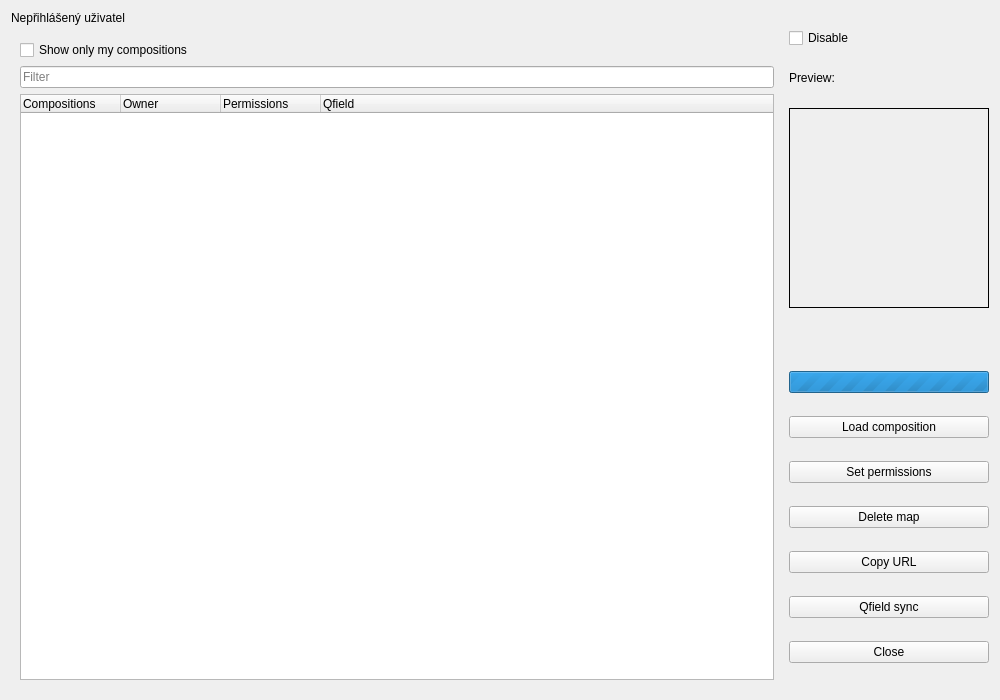
First picture: the form in dlg_addMap.ui, repository LESPROJEKT/qgis-layman-plugin, before the edit.
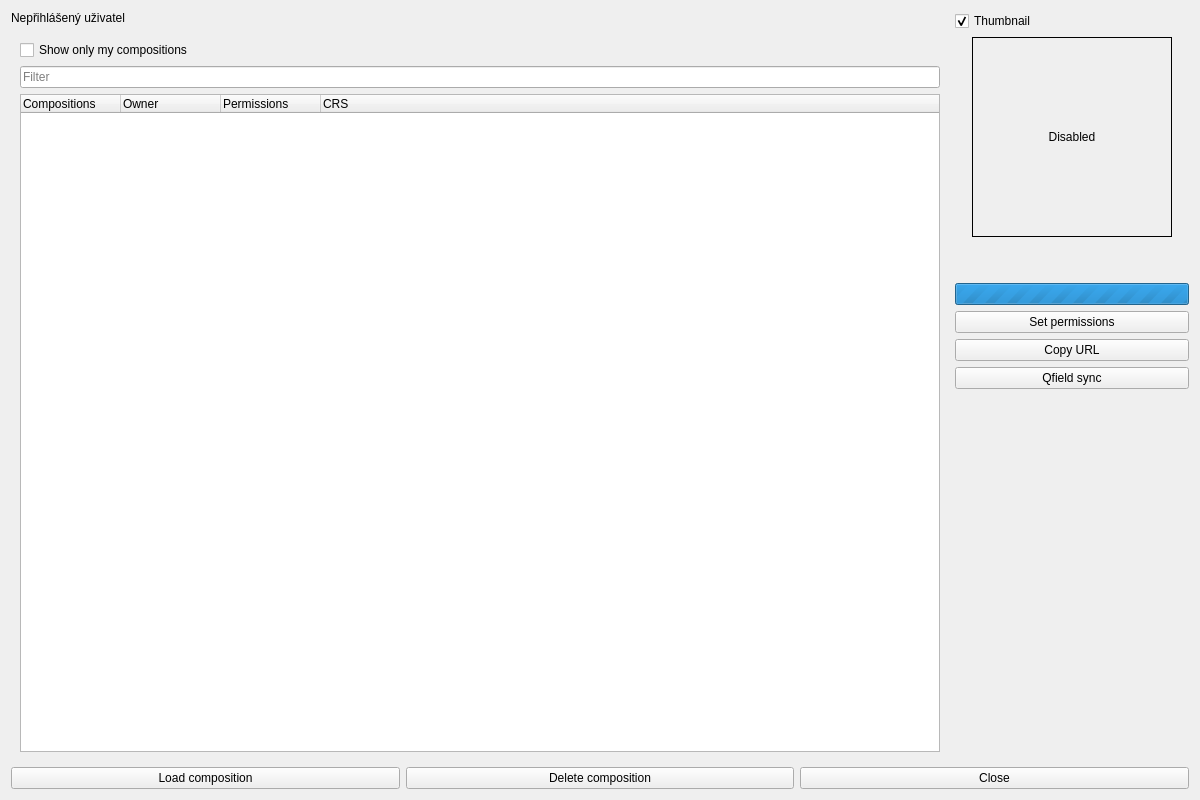
Second picture: the form after the edit. Icons and pictures are not drawn. Custom widgets are drawn as their Qt base class.

Diff of the .ui file:
```diff
--- a/dlg_addMap.ui
+++ b/dlg_addMap.ui
@@ -9,8 +9,8 @@
    <rect>
     <x>0</x>
     <y>0</y>
-    <width>1000</width>
-    <height>700</height>
+    <width>1200</width>
+    <height>800</height>
    </rect>
   </property>
   <property name="sizePolicy">
@@ -21,8 +21,8 @@
   </property>
   <property name="minimumSize">
    <size>
-    <width>700</width>
-    <height>500</height>
+    <width>900</width>
+    <height>600</height>
    </size>
   </property>
   <property name="maximumSize">
@@ -34,9 +34,11 @@
   <property name="windowTitle">
    <string>Layman - Map compositions catalogue</string>
   </property>
-  <layout class="QHBoxLayout" name="horizontalLayout" stretch="8,2">
+  <layout class="QVBoxLayout" name="mainVerticalLayout">
    <item>
-    <layout class="QVBoxLayout" name="verticalLayout">
+    <layout class="QHBoxLayout" name="horizontalLayout" stretch="8,2">
+     <item>
+      <layout class="QVBoxLayout" name="verticalLayout">
      <item>
       <widget class="QLabel" name="label_noUser">
        <property name="text">
@@ -235,7 +237,7 @@
            </column>
            <column>
             <property name="text">
-             <string>Qfield</string>
+             <string>CRS</string>
             </property>
            </column>
           </widget>
@@ -251,23 +253,10 @@
      <item>
       <widget class="QCheckBox" name="checkBox_thumbnail">
        <property name="text">
-        <string>Disable</string>
+        <string>Thumbnail</string>
        </property>
-      </widget>
-     </item>
-     <item>
-      <widget class="QLabel" name="label_2">
-       <property name="sizePolicy">
-        <sizepolicy hsizetype="Fixed" vsizetype="Fixed">
-         <horstretch>0</horstretch>
-         <verstretch>0</verstretch>
-        </sizepolicy>
-       </property>
-       <property name="text">
-        <string>Preview:</string>
-       </property>
-       <property name="buddy">
-        <cstring>checkBox_thumbnail</cstring>
+       <property name="checked">
+        <bool>true</bool>
        </property>
       </widget>
      </item>
@@ -295,7 +284,7 @@
         <enum>QFrame::Box</enum>
        </property>
        <property name="text">
-        <string/>
+        <string>Disabled</string>
        </property>
        <property name="alignment">
         <set>Qt::AlignCenter</set>
@@ -331,17 +320,6 @@
        </property>
       </widget>
      </item>
-     <item>
-      <widget class="QPushButton" name="pushButton_map">
-       <property name="text">
-        <string>Load composition</string>
-       </property>
-       <property name="icon">
-        <iconset>
-         <normaloff>icons/layer.png</normaloff>icons/layer.png</iconset>
-       </property>
-      </widget>
-     </item>
      <item>
       <widget class="QPushButton" name="pushButton_setPermissions">
        <property name="text">
@@ -353,17 +331,6 @@
        </property>
       </widget>
      </item>
-     <item>
-      <widget class="QPushButton" name="pushButton_delete">
-       <property name="text">
-        <string>Delete map</string>
-       </property>
-       <property name="icon">
-        <iconset>
-         <normaloff>icons/delete_FILL0_wght500_GRAD0_opsz24.png</normaloff>icons/delete_FILL0_wght500_GRAD0_opsz24.png</iconset>
-       </property>
-      </widget>
-     </item>
      <item>
       <widget class="QPushButton" name="pushButton_copyUrl">
        <property name="text">
@@ -383,6 +350,47 @@
        <property name="icon">
         <iconset>
          <normaloff>icons/qfield.png</normaloff>icons/qfield.png</iconset>
+       </property>
+      </widget>
+     </item>
+     <item>
+      <spacer name="verticalSpacer_right">
+       <property name="orientation">
+        <enum>Qt::Vertical</enum>
+       </property>
+       <property name="sizeHint" stdset="0">
+        <size>
+         <width>20</width>
+         <height>40</height>
+        </size>
+       </property>
+      </spacer>
+     </item>
+     </layout>
+    </item>
+   </layout>
+   </item>
+   <item>
+    <layout class="QHBoxLayout" name="horizontalLayout_bottom_buttons">
+     <item>
+      <widget class="QPushButton" name="pushButton_map">
+       <property name="text">
+        <string>Load composition</string>
+       </property>
+       <property name="icon">
+        <iconset>
+         <normaloff>icons/layer.png</normaloff>icons/layer.png</iconset>
+       </property>
+      </widget>
+     </item>
+     <item>
+      <widget class="QPushButton" name="pushButton_delete">
+       <property name="text">
+        <string>Delete composition</string>
+       </property>
+       <property name="icon">
+        <iconset>
+         <normaloff>icons/delete_FILL0_wght500_GRAD0_opsz24.png</normaloff>icons/delete_FILL0_wght500_GRAD0_opsz24.png</iconset>
        </property>
       </widget>
      </item>
```
Left out of the diff: 6 changed lines with no effect on the pictures.
